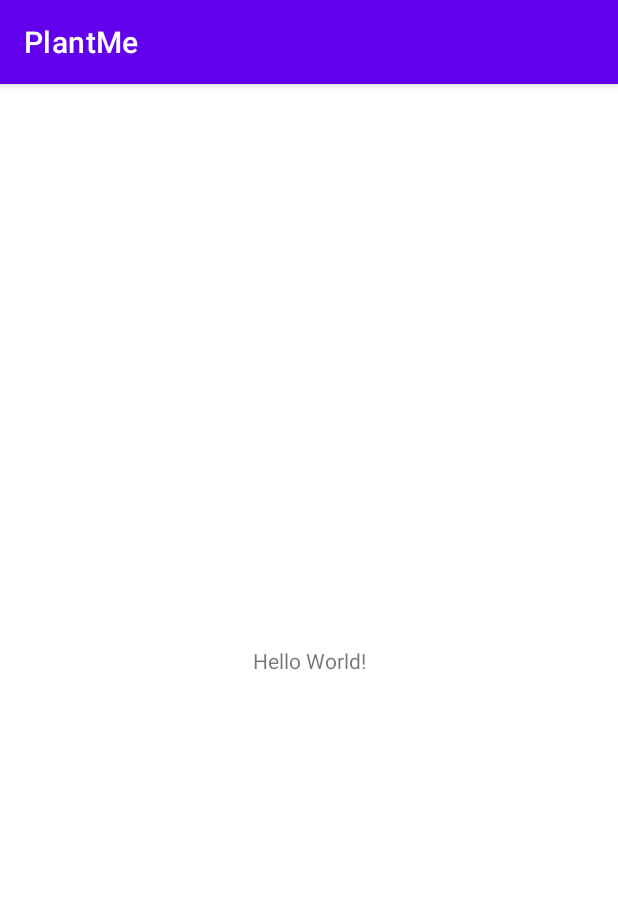
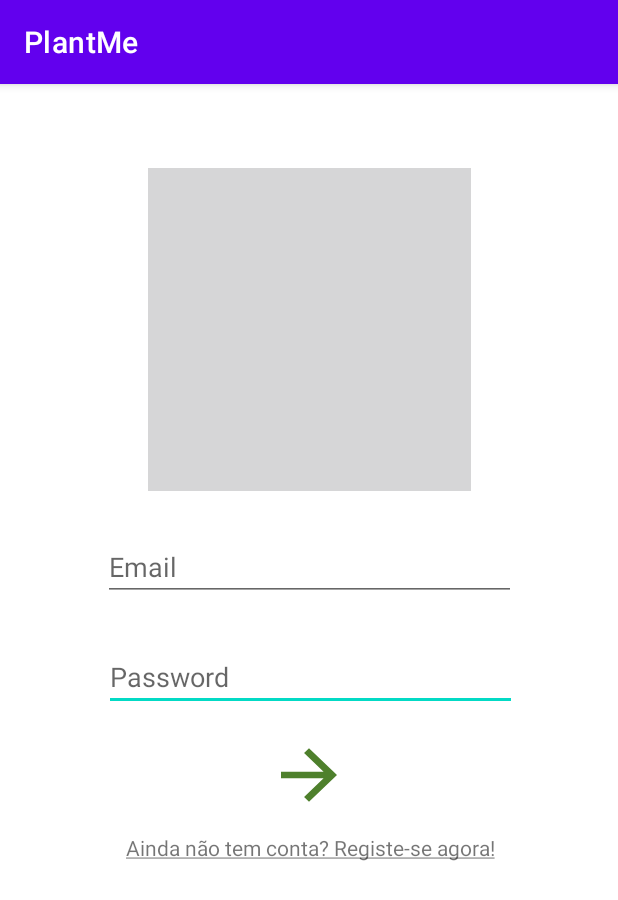
Before and after one commit to BA20/CM_APP, an Android app: the screen it shows after launch (MainActivity before the commit, Login after it), on a phone screen of 412 x 824 dp. Shown: the top 900 px of the screen. Run offline under Robolectric (Android 15) with nearby library versions, the phone set to English and light mode, and no system bars.

Commit message:
registo_login_design

```diff
--- /dev/null
+++ b/app/src/main/java/ipvc/estg/plantme/Login.kt
@@ -0,0 +1,19 @@
+package ipvc.estg.plantme
+
+import android.content.Intent
+import androidx.appcompat.app.AppCompatActivity
+import android.os.Bundle
+import android.view.View
+
+class Login : AppCompatActivity() {
+    override fun onCreate(savedInstanceState: Bundle?) {
+        super.onCreate(savedInstanceState)
+        setContentView(R.layout.activity_login)
+    }
+
+    fun registo(view: View) {
+        val registo = Intent(this, Registo::class.java)
+        startActivity(registo)
+        finish()
+    }
+}
--- /dev/null
+++ b/app/src/main/res/drawable/ic_baseline_arrow_forward_24.xml
@@ -0,0 +1,5 @@
+<vector android:autoMirrored="true" android:height="24dp"
+    android:tint="#4E802C" android:viewportHeight="24"
+    android:viewportWidth="24" android:width="24dp" xmlns:android="http://schemas.android.com/apk/res/android">
+    <path android:fillColor="@android:color/white" android:pathData="M12,4l-1.41,1.41L16.17,11H4v2h12.17l-5.58,5.59L12,20l8,-8z"/>
+</vector>
--- /dev/null
+++ b/app/src/main/res/layout/activity_login.xml
@@ -0,0 +1,71 @@
+<?xml version="1.0" encoding="utf-8"?>
+<androidx.constraintlayout.widget.ConstraintLayout xmlns:android="http://schemas.android.com/apk/res/android"
+    xmlns:app="http://schemas.android.com/apk/res-auto"
+    xmlns:tools="http://schemas.android.com/tools"
+    android:layout_width="match_parent"
+    android:layout_height="match_parent"
+    android:background="#FFFFFF"
+    tools:context=".Login">
+
+    <ImageView
+        android:id="@+id/imageView"
+        android:layout_width="215dp"
+        android:layout_height="215dp"
+        android:layout_marginTop="56dp"
+        android:foreground="@drawable/logo"
+        app:layout_constraintEnd_toEndOf="parent"
+        app:layout_constraintHorizontal_bias="0.502"
+        app:layout_constraintStart_toStartOf="parent"
+        app:layout_constraintTop_toTopOf="parent" />
+
+    <EditText
+        android:id="@+id/loginPassword"
+        android:layout_width="275dp"
+        android:layout_height="45dp"
+        android:layout_marginTop="28dp"
+        android:ems="10"
+        android:hint="@string/password"
+        android:inputType="textPassword"
+        app:layout_constraintEnd_toEndOf="parent"
+        app:layout_constraintHorizontal_bias="0.505"
+        app:layout_constraintStart_toStartOf="parent"
+        app:layout_constraintTop_toBottomOf="@+id/loginEmail" />
+
+    <EditText
+        android:id="@+id/loginEmail"
+        android:layout_width="275dp"
+        android:layout_height="45dp"
+        android:layout_marginTop="28dp"
+        android:ems="10"
+        android:hint="@string/email"
+        android:inputType="textEmailAddress"
+        app:layout_constraintEnd_toEndOf="parent"
+        app:layout_constraintStart_toStartOf="parent"
+        app:layout_constraintTop_toBottomOf="@+id/imageView" />
+
+    <ImageButton
+        android:id="@+id/imageButton"
+        android:layout_width="56dp"
+        android:layout_height="53dp"
+        android:layout_marginTop="16dp"
+        android:background="@drawable/ic_baseline_arrow_forward_24"
+        app:layout_constraintEnd_toEndOf="parent"
+        app:layout_constraintStart_toStartOf="parent"
+        app:layout_constraintTop_toBottomOf="@+id/loginPassword" />
+
+    <TextView
+        android:id="@+id/textView"
+        android:layout_width="275dp"
+        android:layout_height="20dp"
+        android:layout_marginTop="12dp"
+        android:clickable="true"
+        android:onClick="registo"
+        android:gravity="center"
+        android:text="@string/registo"
+        app:layout_constraintEnd_toEndOf="parent"
+        app:layout_constraintHorizontal_bias="0.505"
+        app:layout_constraintStart_toStartOf="parent"
+        app:layout_constraintTop_toBottomOf="@+id/imageButton" />
+
+
+</androidx.constraintlayout.widget.ConstraintLayout>
--- a/app/src/main/res/values/strings.xml
+++ b/app/src/main/res/values/strings.xml
@@ -1,3 +1,7 @@
 <resources>
     <string name="app_name">PlantMe</string>
+    <string name="email">Email</string>
+    <string name="password">Password</string>
+    <string name="registo"><u>Ainda não tem conta? Registe-se agora!</u></string>
+    <string name="confirmPassword">Confirme a password</string>
 </resources>
```
Also changed, not shown: app/src/main/AndroidManifest.xml (+9 -1 lines), app/src/main/java/ipvc/estg/plantme/Registo.kt (added, +19 -0 lines), app/src/main/res/layout/activity_registo.xml (added, +69 -0 lines), 2 other files.
